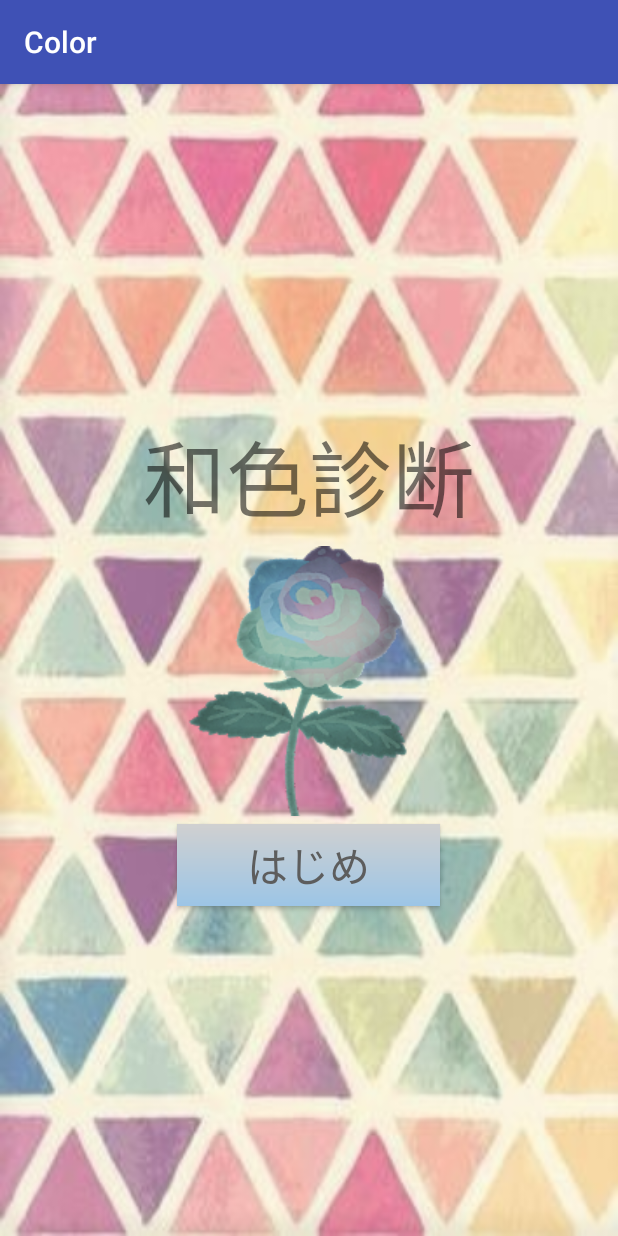
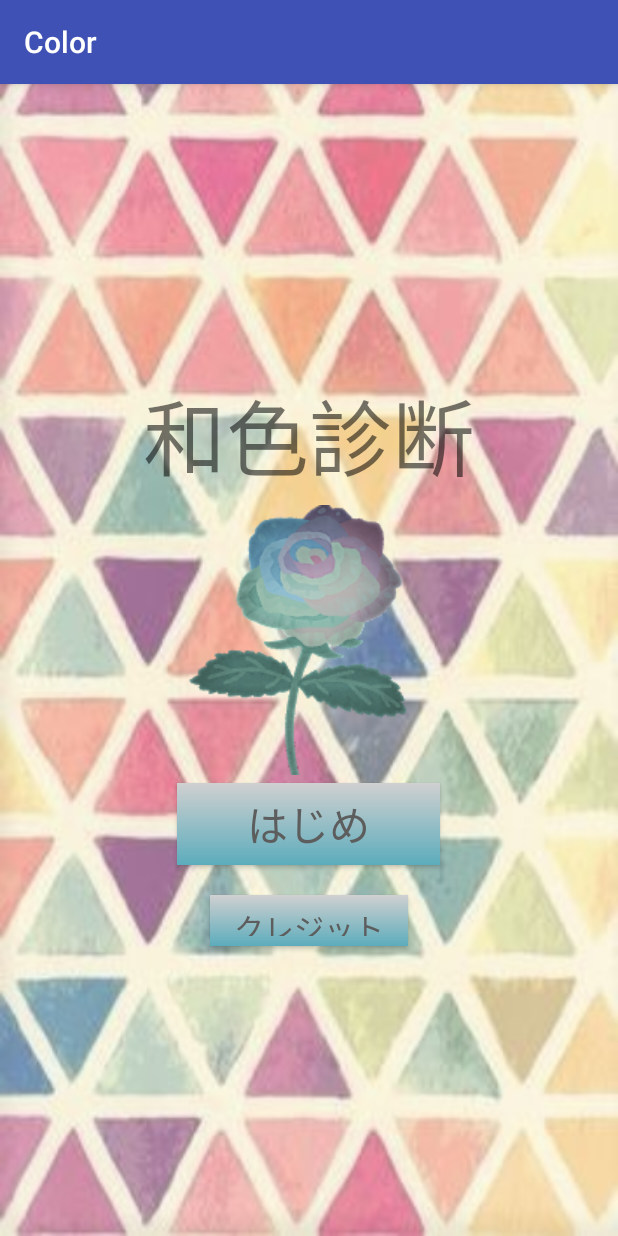
Before and after one commit to shimamama/Color, an Android app: the screen it shows after launch (MainActivity), on a phone screen of 412 x 824 dp. Run offline under Robolectric (Android 15) with nearby library versions, the phone set to English and light mode, and no system bars; Roboto replaces fonts that are not available here; 1 statement that could not run was skipped.

Commit message:
クレジット
雰囲気クレジット画面を追加

```diff
--- a/app/src/main/AndroidManifest.xml
+++ b/app/src/main/AndroidManifest.xml
@@ -23,7 +23,8 @@
             android:name="preloaded_fonts"
             android:resource="@array/preloaded_fonts" />
 
-        <activity android:name=".ExplanationActivity"></activity>
+        <activity android:name=".ExplanationActivity" />
+        <activity android:name=".CreditActivity"></activity>
     </application>
 
 </manifest>
--- a/app/src/main/java/com/test/color/MainActivity.java
+++ b/app/src/main/java/com/test/color/MainActivity.java
@@ -27,8 +27,10 @@ public class MainActivity extends AppCompatActivity {
         txt.setTypeface(font);
 
         Button txt2 = (Button) findViewById(R.id.title_start);
-        Typeface font2 = Typeface.createFromAsset(getAssets(),"shirokuma.otf");
-        txt2.setTypeface(font2);
+        txt2.setTypeface(font);
+
+        Button txt21 = (Button) findViewById(R.id.credit);
+        txt21.setTypeface(font);
     }
 
     // 画面切り替え  **********************************
@@ -36,4 +38,9 @@ public class MainActivity extends AppCompatActivity {
         Intent intent = new Intent(this,PlayActivity.class);
         startActivity(intent);
     }
+
+    public void onCredit(View v){
+        Intent intent = new Intent(this,CreditActivity.class);
+        startActivity(intent);
+    }
 }
--- a/app/src/main/res/drawable/frame_style.xml
+++ b/app/src/main/res/drawable/frame_style.xml
@@ -4,7 +4,7 @@
     android:shape="rectangle">
 
     <gradient
-        android:startColor="#9CC5E6"
+        android:startColor="#5cacbc"
         android:endColor="#d0d0d0"
         android:angle="90"/>
 
--- a/app/src/main/res/layout/activity_main.xml
+++ b/app/src/main/res/layout/activity_main.xml
@@ -41,4 +41,15 @@
         android:textColor="#5d5d5d"
         android:textSize="27sp" />
 
+    <Button
+        android:id="@+id/credit"
+        android:layout_width="132dp"
+        android:layout_height="34dp"
+        android:layout_marginTop="20dp"
+        android:background="@drawable/frame_style"
+        android:onClick="onCredit"
+        android:text="クレジット"
+        android:textColor="#5d5d5d"
+        android:textSize="20sp" />
+
 </LinearLayout>
```
Also changed, not shown: app/src/main/java/com/test/color/CreditActivity.java (added, +39 -0 lines), app/src/main/java/com/test/color/ExplanationActivity.java (+1 -2 lines), app/src/main/java/com/test/color/PlayActivity.java (+8 -10 lines), app/src/main/java/com/test/color/ResultActivity.java (+6 -10 lines), app/src/main/res/layout/activity_credit.xml (added, +62 -0 lines).
